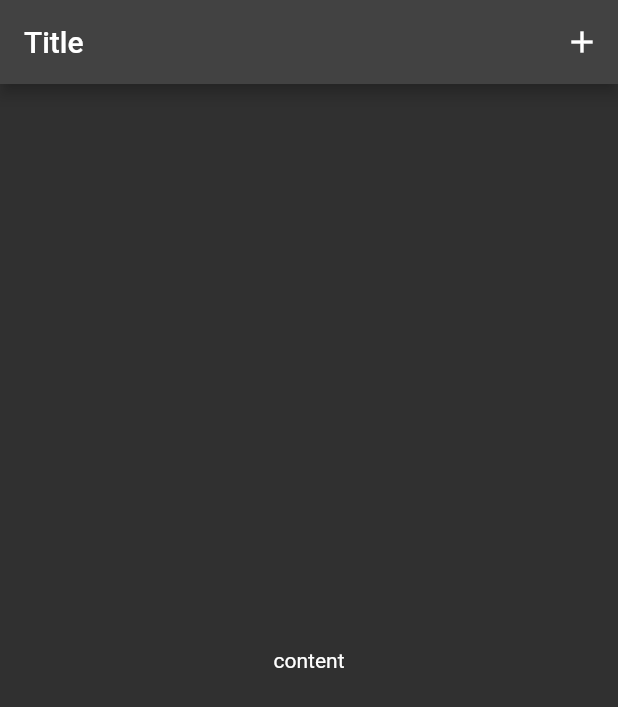
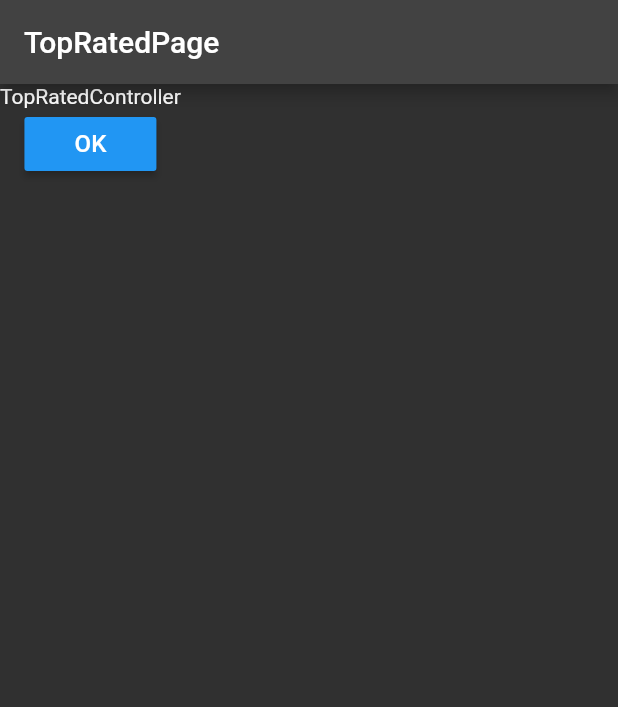
Before and after one commit to AbdoTareq/onmarket_shopping_task, a Flutter app: the screen it shows after launch, on a phone screen of 412 x 824 dp. Shown: the top 707 px of the screen. Run offline on Flutter 3.47's test engine with Material 2 defaults, Android fonts, the phone set to English and light mode, and no system bars; our stand-ins replace cloud_firestore, firebase_core, get, get_storage, logger, velocity_x; accounts and stored records are empty; Roboto replaces fonts that are missing (Cairo).

Commit message:
feat: getProducts from firestore

```diff
--- a/lib/app_bindings.dart
+++ b/lib/app_bindings.dart
@@ -1,4 +1,6 @@
 import 'package:get/get.dart';
+import 'package:onmarket_shopping_task/controller/top_rated_controller.dart';
+import 'package:onmarket_shopping_task/repos/product_repo.dart';
 
 import 'controller/app_settings_controller.dart';
 
@@ -7,5 +9,6 @@ class AppBinding implements Bindings {
   void dependencies() {
     Get.put(AppSettingsController(), permanent: true).addThemeListener();
     Get.find<AppSettingsController>().addLanguageListener();
+    Get.lazyPut<TopRatedController>(() => TopRatedController(ProductsManager()));
   }
 }
--- /dev/null
+++ b/lib/controller/top_rated_controller.dart
@@ -0,0 +1,20 @@
+import 'package:get/get.dart';
+import 'package:onmarket_shopping_task/models/product.dart';
+import 'package:onmarket_shopping_task/repos/product_repo.dart';
+
+import '../constants.dart';
+
+class TopRatedController extends GetxController {
+  final ProductsRepository repository;
+  TopRatedController(this.repository);
+  var products = <Product>[].obs;
+
+  Future<void> getProducts() async {
+    products(await repository.getAll());
+    logger.i("${products.length}");
+  }
+
+  final _obj = ''.obs;
+  set obj(value) => this._obj.value = value;
+  get obj => this._obj.value;
+}
--- a/lib/main.dart
+++ b/lib/main.dart
@@ -4,8 +4,7 @@ import 'package:flutter/services.dart';
 
 import 'package:get/get.dart';
 import 'package:get_storage/get_storage.dart';
-import 'package:onmarket_shopping_task/view/pages/HomePage.dart';
-import 'package:cloud_firestore/cloud_firestore.dart';
+import 'package:onmarket_shopping_task/view/pages/top_rated_page.dart';
 import 'export.dart';
 import 'utils/langs/my_translation.dart';
 
@@ -30,7 +29,7 @@ class MyApp extends StatelessWidget {
       locale: Get.deviceLocale,
       defaultTransition: Transition.leftToRight,
       initialBinding: AppBinding(),
-      home: HomePage(),
+      home: TopRatedPage(),
     );
   }
 }
--- /dev/null
+++ b/lib/repos/product_repo.dart
@@ -0,0 +1,30 @@
+import 'package:cloud_firestore/cloud_firestore.dart';
+import 'package:onmarket_shopping_task/models/product.dart';
+
+import '../constants.dart';
+
+abstract class ProductsRepository {
+  Future<List<Product>> getAll();
+}
+
+class ProductsManager implements ProductsRepository {
+  ProductsManager._privateConstructor();
+
+  static final ProductsManager _instance = ProductsManager._privateConstructor();
+
+  final CollectionReference collection = FirebaseFirestore.instance.collection('all_products');
+
+  factory ProductsManager() {
+    return _instance;
+  }
+
+  @override
+  Future<List<Product>> getAll() async {
+    var products = <Product>[];
+    var value = (await collection.get()).docs;
+    for (var item in value) {
+      products.add(Product.fromMap(item.data() as Map<String, dynamic>));
+    }
+    return products;
+  }
+}
--- a/lib/view/pages/HomePage.dart
+++ /dev/null
@@ -1,27 +0,0 @@
-import 'package:flutter/material.dart';
-import 'package:get/get.dart';
-
-class HomePage extends StatelessWidget{
-  static const name = '/NAME';
-
-  @override
-  Widget build(BuildContext context) {
-    return Scaffold(
-      appBar: AppBar(
-        title: Text('Title'),
-        actions: [
-          IconButton(
-            onPressed: () {},
-            icon: Icon(Icons.add),
-          ),
-        ],
-      ),
-      body: Center(
-        child: Container(
-          padding: const EdgeInsets.all(8.0),
-          child: Text('content'),
-        ),
-      ),
-    );
-  }
-}
--- /dev/null
+++ b/lib/view/pages/top_rated_page.dart
@@ -0,0 +1,30 @@
+import 'package:flutter/material.dart';
+import 'package:get/get.dart';
+import 'package:onmarket_shopping_task/controller/top_rated_controller.dart';
+import 'package:onmarket_shopping_task/repos/product_repo.dart';
+
+class TopRatedPage extends GetView<TopRatedController> {
+  const TopRatedPage({Key? key}) : super(key: key);
+
+  @override
+  Widget build(BuildContext context) {
+    return Scaffold(
+        appBar: AppBar(title: Text('TopRatedPage')), body: SafeArea(child: Column(
+          children: [
+            Text('TopRatedController'),
+
+            MaterialButton(
+              color: Colors.blue,
+              onPressed: ()async=> await controller.getProducts(),
+              splashColor: Colors.blueGrey,
+              child: Text('OK',
+                style: TextStyle(
+                  color: Colors.white,
+                  fontSize: 16,
+                ),
+              ),
+            ),
+          ],
+        )));
+  }
+}
```
Also changed, not shown: lib/models/product.dart (+14 -1 lines), lib/repos/medicine_repo.dart (deleted, +0 -221 lines).
